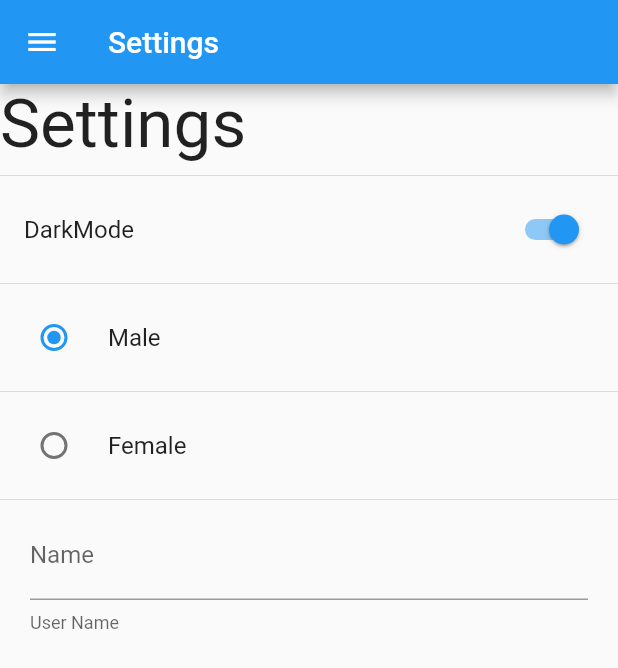
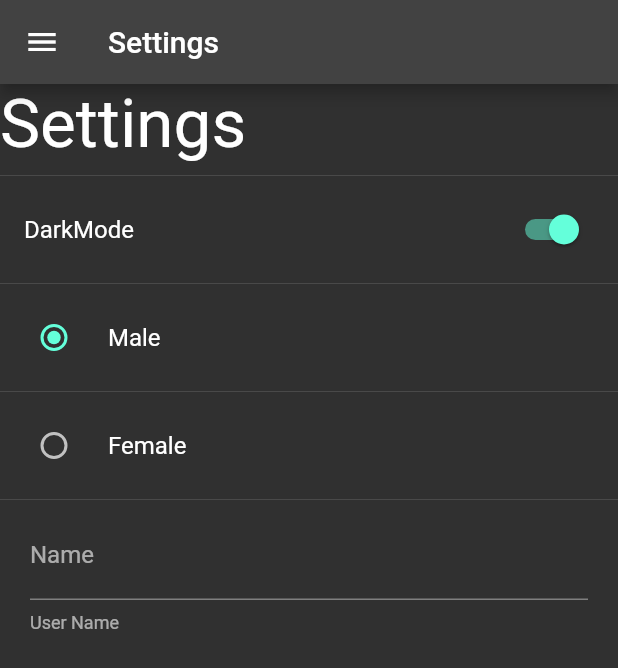
Before and after one commit to ayosefiguera/flutter_preferences, a Flutter app: the SettingsScreen screen opened by its route, after a tap on "DarkMode", on a phone screen of 412 x 824 dp. Shown: the top 668 px of the screen. Run offline on Flutter 3.47's test engine with Material 2 defaults, Android fonts, the phone set to English and light mode, and no system bars; our stand-ins replace shared_preferences; missing offline and left inert: dart:ffi; accounts and stored records are empty.

Commit message:
added provider, enable theme setting

```diff
--- /dev/null
+++ b/lib/provider/theme_provider.dart
@@ -0,0 +1,18 @@
+import 'package:flutter/material.dart';
+
+class ThemeProvider extends ChangeNotifier {
+  ThemeData currentTheme;
+
+  ThemeProvider({required bool isDarkmode})
+      : currentTheme = isDarkmode ? ThemeData.dark() : ThemeData.light();
+
+  setLightMode() {
+    currentTheme = ThemeData.light();
+    notifyListeners();
+  }
+
+  setDarktMode() {
+    currentTheme = ThemeData.dark();
+    notifyListeners();
+  }
+}
--- a/lib/screens/settings_screen.dart
+++ b/lib/screens/settings_screen.dart
@@ -1,8 +1,10 @@
 import 'dart:ffi';
 
 import 'package:flutter/material.dart';
+import 'package:preference/provider/theme_provider.dart';
 import 'package:preference/share_preference/preferences.dart';
 import 'package:preference/widgets/widgets.dart';
+import 'package:provider/provider.dart';
 
 class SettingsScreen extends StatefulWidget {
   static const routerName = 'settings';
@@ -36,6 +38,11 @@
                 value: Prefereces.isDarkMode,
                 onChanged: (value) {
                   Prefereces.isDarkMode = value;
+                  final themeProvider =
+                      Provider.of<ThemeProvider>(context, listen: false);
+                  value
+                      ? themeProvider.setDarktMode()
+                      : themeProvider.setLightMode();
                   setState(() {});
                 }),
             const Divider(),
--- a/pubspec.yaml
+++ b/pubspec.yaml
@@ -37,6 +37,8 @@
   # Use with the CupertinoIcons class for iOS style icons.
   cupertino_icons: ^1.0.2
   shared_preferences: ^2.0.15
+  provider: ^6.0.5
+
 
 dev_dependencies:
   flutter_test:
```
Also changed, not shown: lib/main.dart (+8 -1 lines), pubspec.lock.
